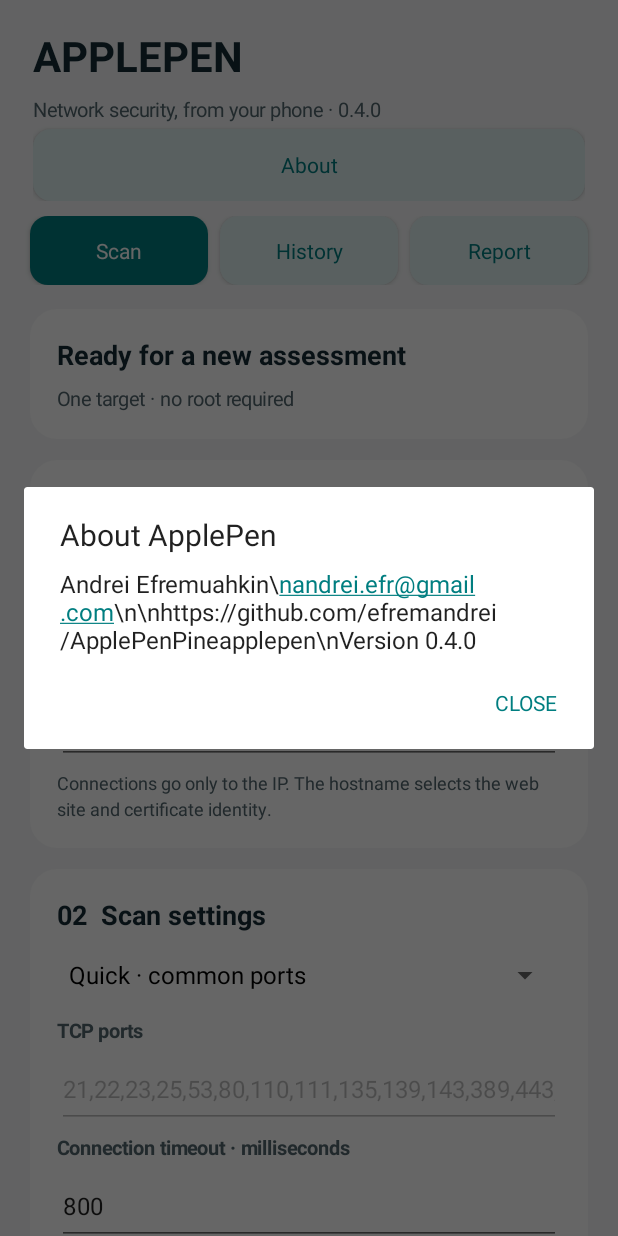
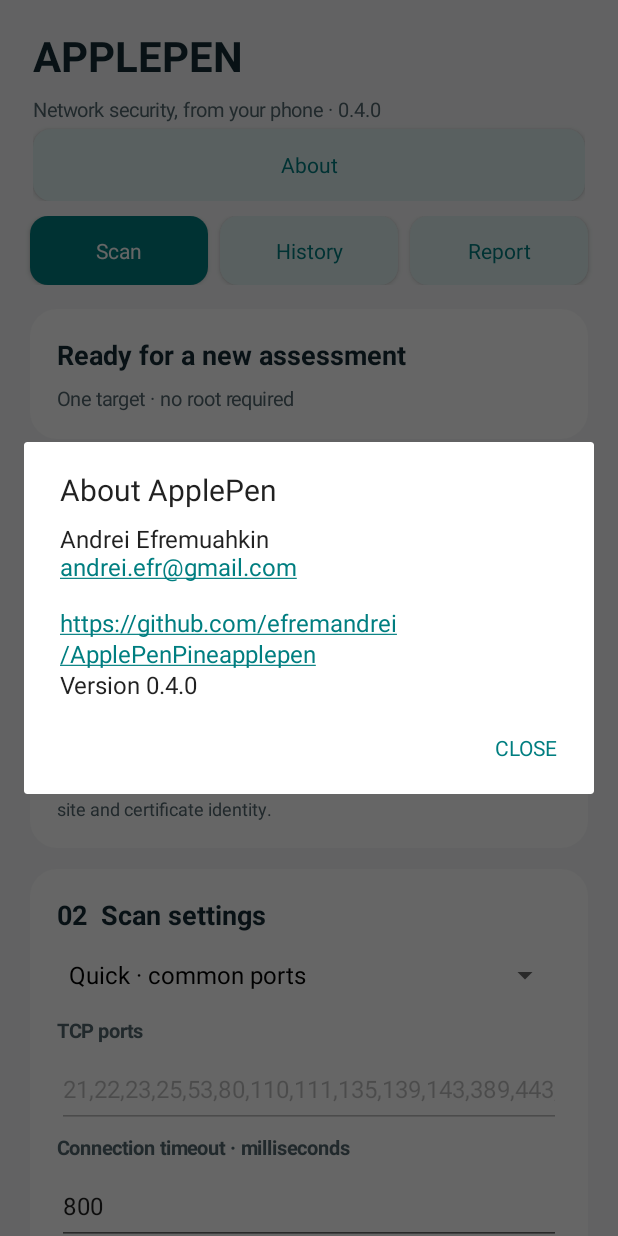
Before and after one commit to efremandrei/ApplePenPineapplepen, an Android app: the screen it shows after launch (MainActivity), after a tap on "About", on a phone screen of 412 x 824 dp. Run offline under Robolectric (Android 15) with nearby library versions, the phone set to English and light mode, and no system bars; pictures from the network do not load.

Commit message:
Fix About contact link formatting

```diff
--- a/app/src/main/java/info/hen14/applepen/MainActivity.java
+++ b/app/src/main/java/info/hen14/applepen/MainActivity.java
@@ -140,7 +140,7 @@ public final class MainActivity extends Activity {
     private void showAbout() {
         AlertDialog dialog = new AlertDialog.Builder(this)
             .setTitle("About ApplePen")
-            .setMessage("Andrei Efremuahkin\\nandrei.efr@gmail.com\\n\\nhttps://github.com/efremandrei/ApplePenPineapplepen\\nVersion " + AppVersion.VERSION)
+            .setMessage("Andrei Efremuahkin\nandrei.efr@gmail.com\n\nhttps://github.com/efremandrei/ApplePenPineapplepen\nVersion " + AppVersion.VERSION)
             .setPositiveButton("Close", null)
             .create();
         dialog.setOnShowListener(ignored -> {
```
